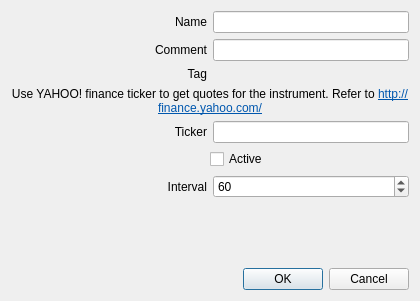
This is sources/awesomewidgets/extquotes.ui in arcan1s/awesome-widgets as Qt 5 draws it before an edit. The edited form follows.
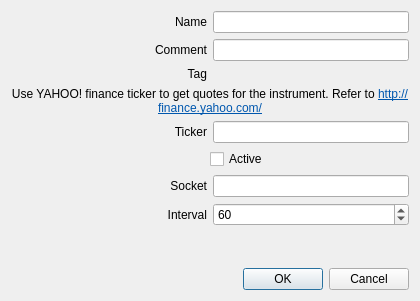
This is the edited form.

Diff of the .ui file:
```diff
--- a/sources/awesomewidgets/extquotes.ui
+++ b/sources/awesomewidgets/extquotes.ui
@@ -150,6 +150,29 @@
      </item>
     </layout>
    </item>
+   <item>
+    <layout class="QHBoxLayout" name="layout_socket">
+     <item>
+      <widget class="QLabel" name="label_socket">
+       <property name="sizePolicy">
+        <sizepolicy hsizetype="Expanding" vsizetype="Preferred">
+         <horstretch>0</horstretch>
+         <verstretch>0</verstretch>
+        </sizepolicy>
+       </property>
+       <property name="text">
+        <string>Socket</string>
+       </property>
+       <property name="alignment">
+        <set>Qt::AlignRight|Qt::AlignTrailing|Qt::AlignVCenter</set>
+       </property>
+      </widget>
+     </item>
+     <item>
+      <widget class="QLineEdit" name="lineEdit_socket"/>
+     </item>
+    </layout>
+   </item>
    <item>
     <layout class="QHBoxLayout" name="layout_interval">
      <item>
```
